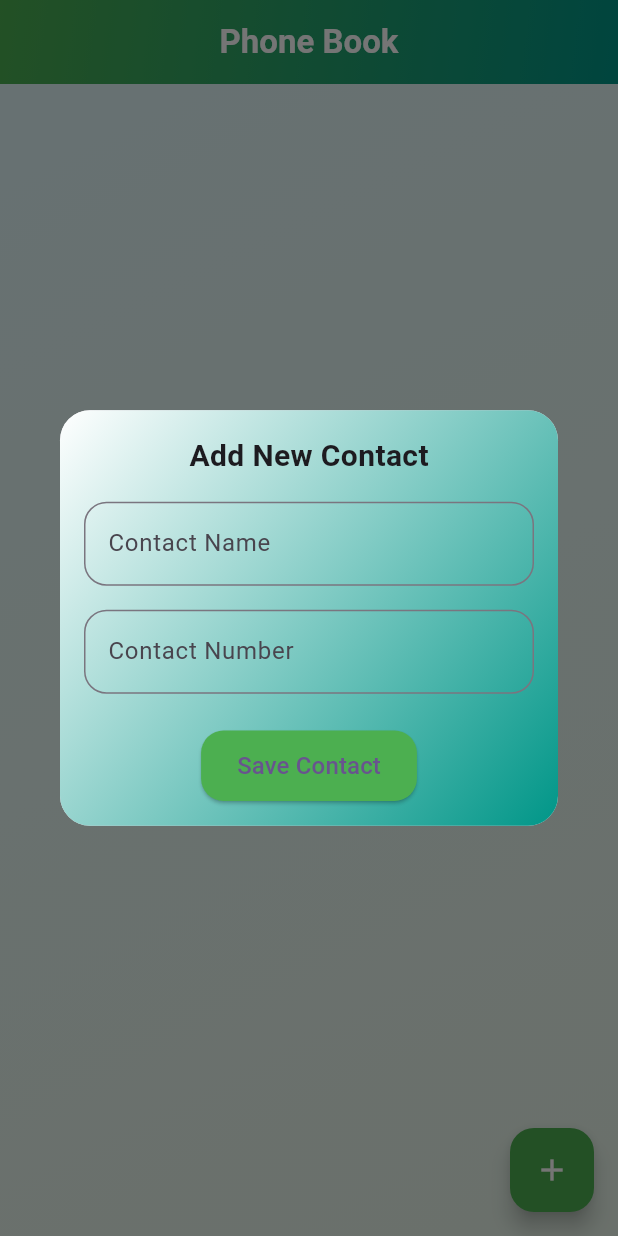
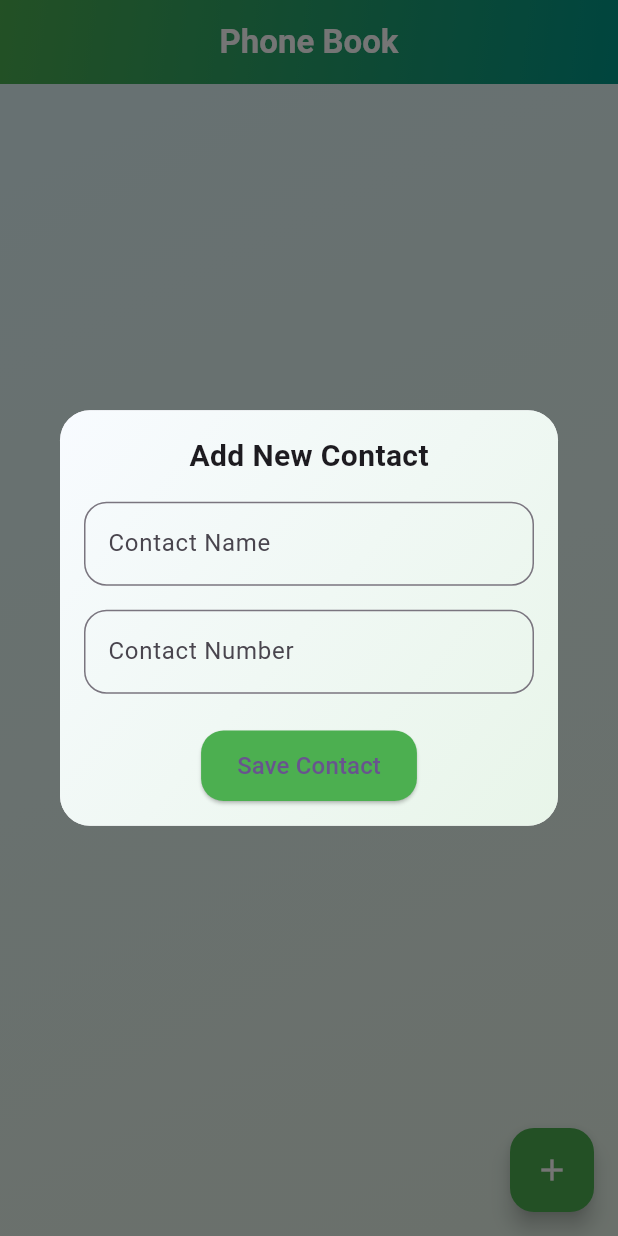
Before and after one commit to RensithUdara/phone_book_app, a Flutter app: the screen it shows after launch, after a tap on the "add" icon, on a phone screen of 412 x 824 dp. Run offline on Flutter 3.47's test engine with Material 3 defaults, Android fonts, the phone set to English and light mode, and no system bars; our stand-ins replace logger, sqflite; accounts and stored records are empty.

Commit message:
change colors

```diff
--- a/lib/screens/homepage.dart
+++ b/lib/screens/homepage.dart
@@ -156,7 +156,7 @@ class _HomePageState extends State<HomePage> {
           child: Container(
             decoration: BoxDecoration(
               gradient: const LinearGradient(
-                colors: [Colors.white, Colors.teal],
+                colors: [Color(0xFFF8FBFF), Color(0xFFE8F5E9)], // very light gradient colors
                 begin: Alignment.topLeft,
                 end: Alignment.bottomRight,
               ),
```
